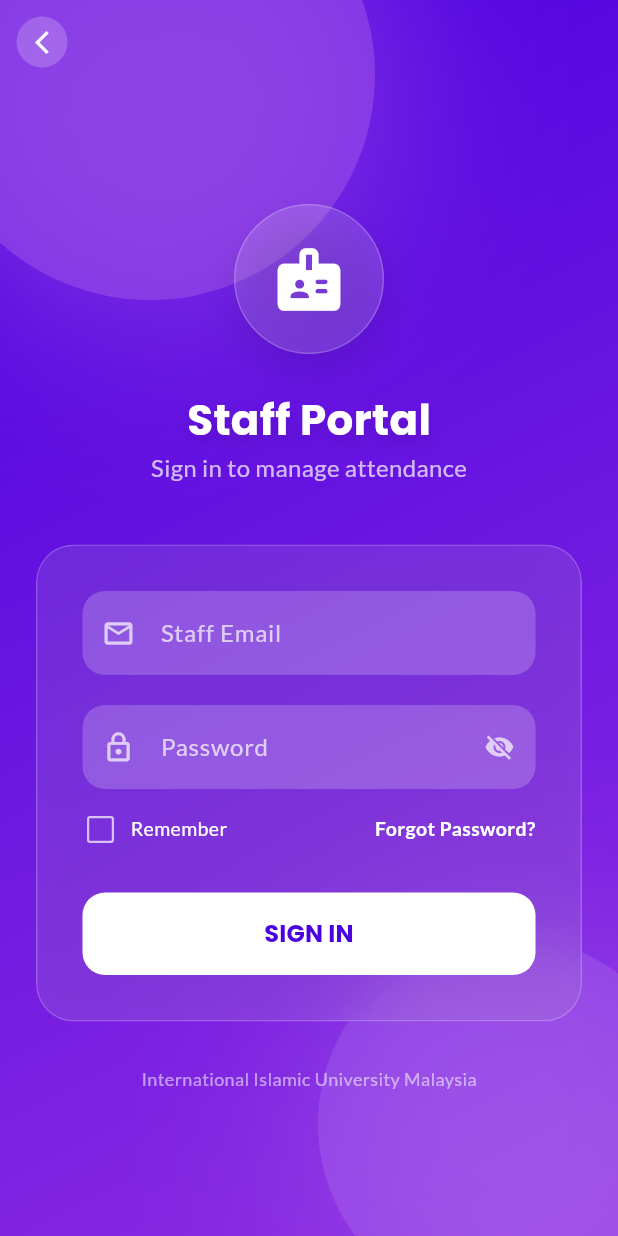
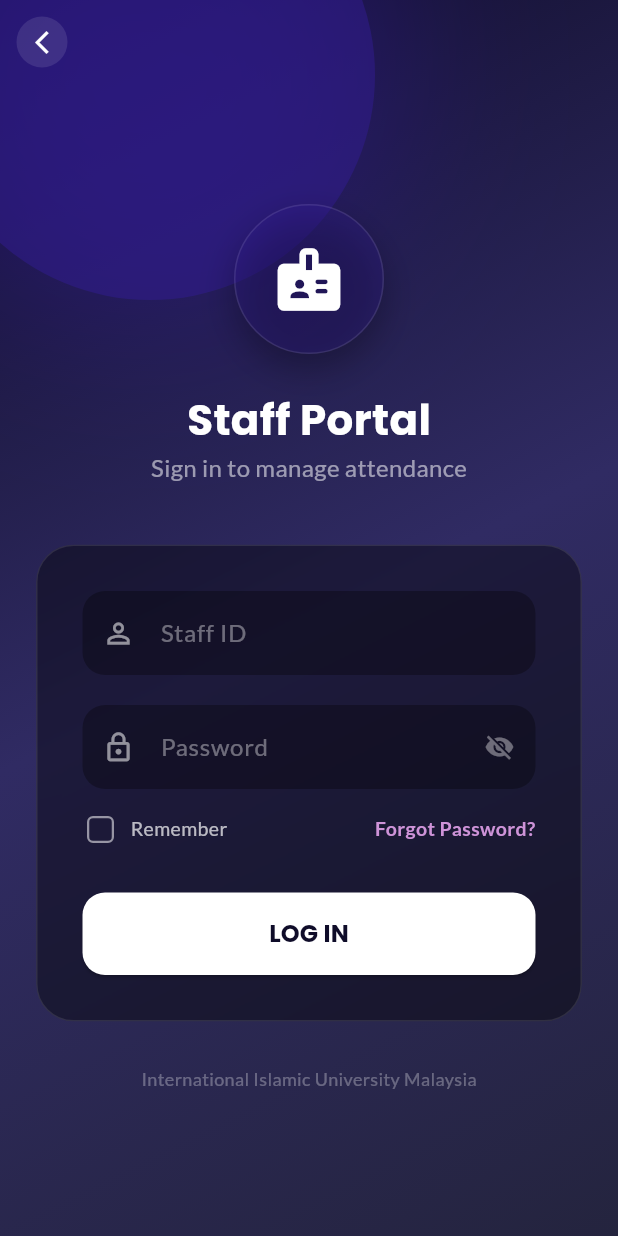
Before and after one commit to fatheensara/1535SD-FYP-Project, a Flutter app: the StaffSignInPage screen opened directly, on a phone screen of 412 x 824 dp. Run offline on Flutter 3.47's test engine with Material 3 defaults, Android fonts, the phone set to English and light mode, and no system bars; our stand-ins replace audioplayers, cloud_firestore, device_info_plus, firebase_auth, firebase_core, google_fonts and 4 more; missing offline and left inert: excel, nfc_host_card_emulation, nfc_manager; accounts and stored records are empty.

Commit message:
staff_signin.dart

```diff
--- a/lib/staff_signin.dart
+++ b/lib/staff_signin.dart
@@ -2,11 +2,11 @@ import 'dart:ui';
 import 'package:flutter/material.dart';
 import 'package:google_fonts/google_fonts.dart';
 
-// --- IMPORTS ---
 import 'staff_forgot_password_page.dart';
-import 'staff_home.dart';
-import 'staff_hello.dart';
+import 'staff_home.dart'; // Ensure this matches your home page file name
+import 'staff_hello.dart'; // <--- Added for navigation
 import 'fade_page_route.dart';
+import 'home_screen.dart';
 
 class StaffSignInPage extends StatefulWidget {
   const StaffSignInPage({super.key});
@@ -31,7 +31,7 @@ class _StaffSignInPageState extends State<StaffSignInPage> {
             padding: const EdgeInsets.all(8),
             decoration: BoxDecoration(
               // ignore: deprecated_member_use
-              color: Colors.white.withOpacity(0.2), // Lighter back button
+              color: Colors.white.withOpacity(0.1),
               shape: BoxShape.circle,
             ),
             child: const Icon(
@@ -41,6 +41,7 @@ class _StaffSignInPageState extends State<StaffSignInPage> {
             ),
           ),
           onPressed: () {
+            // *** NAVIGATION UPDATE ***
             Navigator.pushReplacement(
               context,
               FadePageRoute(page: const StaffHelloPage()),
@@ -50,8 +51,10 @@ class _StaffSignInPageState extends State<StaffSignInPage> {
       ),
       body: Stack(
         children: [
+          // 1. DARK BACKGROUND
           _buildBackground(),
 
+          // 2. GLASS CONTENT
           Center(
             child: SingleChildScrollView(
               padding: const EdgeInsets.symmetric(horizontal: 24),
@@ -60,23 +63,23 @@ class _StaffSignInPageState extends State<StaffSignInPage> {
                 children: [
                   const SizedBox(height: 60),
 
-                  // FLOATING LOGO ICON
+                  // Icon
                   Container(
                     height: 100,
                     width: 100,
                     decoration: BoxDecoration(
                       // ignore: deprecated_member_use
-                      color: Colors.white.withOpacity(0.15), // Light glass
+                      color: Colors.deepPurple.shade900.withOpacity(0.3),
                       shape: BoxShape.circle,
                       border: Border.all(
                         // ignore: deprecated_member_use
-                        color: Colors.white.withOpacity(0.2),
+                        color: Colors.white.withOpacity(0.1),
                         width: 1,
                       ),
                       boxShadow: [
                         BoxShadow(
                           // ignore: deprecated_member_use
-                          color: Colors.black.withOpacity(0.1),
+                          color: Colors.black.withOpacity(0.3),
                           blurRadius: 20,
                           offset: const Offset(0, 10),
                         ),
@@ -97,26 +100,19 @@ class _StaffSignInPageState extends State<StaffSignInPage> {
                       fontSize: 28,
                       fontWeight: FontWeight.bold,
                       color: Colors.white,
-                      shadows: [
-                        Shadow(
-                          // ignore: deprecated_member_use
-                          color: Colors.black.withOpacity(0.1),
-                          blurRadius: 10,
-                          offset: const Offset(0, 5),
-                        ),
-                      ],
                     ),
                   ),
                   Text(
                     "Sign in to manage attendance",
                     style: GoogleFonts.lato(
                       fontSize: 16,
-                      color: Colors.white70, // Lighter text
+                      color: Colors.white54,
                     ),
                   ),
 
                   const SizedBox(height: 40),
 
+                  // GLASS FORM
                   ClipRRect(
                     borderRadius: BorderRadius.circular(25),
                     child: BackdropFilter(
@@ -125,28 +121,19 @@ class _StaffSignInPageState extends State<StaffSignInPage> {
                         padding: const EdgeInsets.all(30),
                         decoration: BoxDecoration(
                           // ignore: deprecated_member_use
-                          color: Colors.white.withOpacity(
-                            0.1,
-                          ), // Light Glass Container
+                          color: Colors.black.withOpacity(0.4),
                           borderRadius: BorderRadius.circular(25),
+                          // ignore: deprecated_member_use
                           border: Border.all(
                             // ignore: deprecated_member_use
-                            color: Colors.white.withOpacity(0.2),
+                            color: Colors.white.withOpacity(0.1),
                           ),
-                          boxShadow: [
-                            BoxShadow(
-                              // ignore: deprecated_member_use
-                              color: Colors.black.withOpacity(0.05),
-                              blurRadius: 20,
-                              spreadRadius: 5,
-                            ),
-                          ],
                         ),
                         child: Column(
                           children: [
                             _buildGlassTextField(
-                              hint: "Staff Email",
-                              icon: Icons.email_outlined,
+                              hint: "Staff ID",
+                              icon: Icons.perm_identity,
                             ),
                             const SizedBox(height: 20),
                             _buildGlassTextField(
@@ -173,13 +160,16 @@ class _StaffSignInPageState extends State<StaffSignInPage> {
                                           onChanged: (val) => setState(
                                             () => _rememberMe = val!,
                                           ),
-                                          activeColor: Colors.white,
-                                          checkColor: const Color(
-                                            0xFF4A00E0,
-                                          ), // Purple check
+                                          activeColor: Colors.deepPurple,
+                                          checkColor: Colors.white,
                                           side: const BorderSide(
-                                            color: Colors.white70,
+                                            color: Colors.white54,
                                             width: 1.5,
+                                          ),
+                                          shape: RoundedRectangleBorder(
+                                            borderRadius: BorderRadius.circular(
+                                              4,
+                                            ),
                                           ),
                                         ),
                                       ),
@@ -187,14 +177,13 @@ class _StaffSignInPageState extends State<StaffSignInPage> {
                                       Text(
                                         "Remember",
                                         style: GoogleFonts.lato(
-                                          color: Colors.white,
+                                          color: Colors.white70,
                                           fontSize: 13,
                                         ),
                                       ),
                                     ],
                                   ),
                                 ),
-
                                 GestureDetector(
                                   onTap: () {
                                     Navigator.push(
@@ -207,7 +196,7 @@ class _StaffSignInPageState extends State<StaffSignInPage> {
                                   child: Text(
                                     "Forgot Password?",
                                     style: GoogleFonts.lato(
-                                      color: Colors.white,
+                                      color: Colors.purple.shade200,
                                       fontWeight: FontWeight.bold,
                                       fontSize: 13,
                                     ),
@@ -217,29 +206,26 @@ class _StaffSignInPageState extends State<StaffSignInPage> {
                             ),
                             const SizedBox(height: 30),
 
-                            // SIGN IN BUTTON
                             SizedBox(
                               width: double.infinity,
                               height: 55,
                               child: ElevatedButton(
                                 onPressed: () {
-                                  Navigator.pushReplacement(
+                                  Navigator.pushAndRemoveUntil(
                                     context,
-                                    FadePageRoute(page: const StaffHomePage()),
+                                    FadePageRoute(page: HomeScreen(userRole: 'staff')),
+                                    (route) => false,
                                   );
                                 },
                                 style: ElevatedButton.styleFrom(
                                   backgroundColor: Colors.white,
-                                  foregroundColor: const Color(
-                                    0xFF4A00E0,
-                                  ), // Matching Purple Text
+                                  foregroundColor: const Color(0xFF0F0C29),
                                   shape: RoundedRectangleBorder(
                                     borderRadius: BorderRadius.circular(15),
                                   ),
-                                  elevation: 0,
                                 ),
                                 child: Text(
-                                  "SIGN IN",
+                                  "LOG IN",
                                   style: GoogleFonts.poppins(
                                     fontSize: 16,
                                     fontWeight: FontWeight.bold,
@@ -252,13 +238,11 @@ class _StaffSignInPageState extends State<StaffSignInPage> {
                       ),
                     ),
                   ),
-
                   const SizedBox(height: 30),
-
                   Text(
                     "International Islamic University Malaysia",
                     style: GoogleFonts.lato(
-                      color: Colors.white54,
+                      color: Colors.white30,
                       fontSize: 12,
                     ),
                   ),
@@ -272,16 +256,11 @@ class _StaffSignInPageState extends State<StaffSignInPage> {
     );
   }
 
-  // --------------------------
-  // WIDGET HELPERS
-  // --------------------------
-
   Widget _buildBackground() {
     return Container(
       decoration: const BoxDecoration(
         gradient: LinearGradient(
-          // NEW LIGHTER THEME (Royal Purple -> Blue Purple)
-          colors: [Color(0xFF4A00E0), Color(0xFF8E2DE2)],
+          colors: [Color(0xFF0F0C29), Color(0xFF302B63), Color(0xFF24243E)],
           begin: Alignment.topLeft,
           end: Alignment.bottomRight,
         ),
@@ -291,34 +270,25 @@ class _StaffSignInPageState extends State<StaffSignInPage> {
           Positioned(
             top: -100,
             left: -50,
-            child: _buildCircleBlob(
-              size: 300,
-              // ignore: deprecated_member_use
-              color: const Color(0xFFA155E8).withOpacity(0.5), // Lighter accent
-            ),
-          ),
-          Positioned(
-            bottom: -50,
-            right: -50,
-            child: _buildCircleBlob(
-              size: 250,
-              // ignore: deprecated_member_use
-              color: Colors.white.withOpacity(0.1), // Subtle white blob
+            child: Container(
+              width: 300,
+              height: 300,
+              decoration: BoxDecoration(
+                shape: BoxShape.circle,
+                // ignore: deprecated_member_use
+                color: Colors.deepPurple.shade900.withOpacity(0.5),
+                boxShadow: [
+                  BoxShadow(
+                    // ignore: deprecated_member_use
+                    color: Colors.deepPurple.shade900.withOpacity(0.5),
+                    blurRadius: 100,
+                    spreadRadius: 20,
+                  ),
+                ],
+              ),
             ),
           ),
         ],
-      ),
-    );
-  }
-
-  Widget _buildCircleBlob({required double size, required Color color}) {
-    return Container(
-      width: size,
-      height: size,
-      decoration: BoxDecoration(
-        shape: BoxShape.circle,
-        color: color,
-        boxShadow: [BoxShadow(color: color, blurRadius: 100, spreadRadius: 20)],
       ),
     );
   }
@@ -331,24 +301,23 @@ class _StaffSignInPageState extends State<StaffSignInPage> {
     return Container(
       decoration: BoxDecoration(
         // ignore: deprecated_member_use
-        color: Colors.white.withOpacity(0.2), // Light glass input
+        color: Colors.black.withOpacity(0.3),
         borderRadius: BorderRadius.circular(15),
       ),
       child: TextFormField(
         obscureText: isPassword ? _isPasswordObscured : false,
         style: GoogleFonts.lato(color: Colors.white),
-        cursorColor: Colors.white,
         decoration: InputDecoration(
           hintText: hint,
-          hintStyle: GoogleFonts.lato(color: Colors.white70),
-          prefixIcon: Icon(icon, color: Colors.white70, size: 22),
+          hintStyle: GoogleFonts.lato(color: Colors.white38),
+          prefixIcon: Icon(icon, color: Colors.white54, size: 22),
           suffixIcon: isPassword
               ? IconButton(
                   icon: Icon(
                     _isPasswordObscured
                         ? Icons.visibility_off
                         : Icons.visibility,
-                    color: Colors.white70,
+                    color: Colors.white38,
                     size: 20,
                   ),
                   onPressed: () {
```
